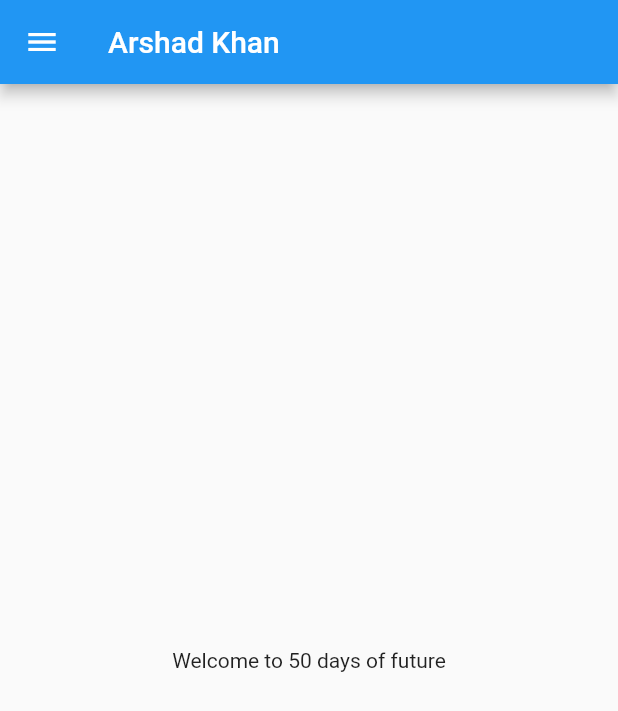
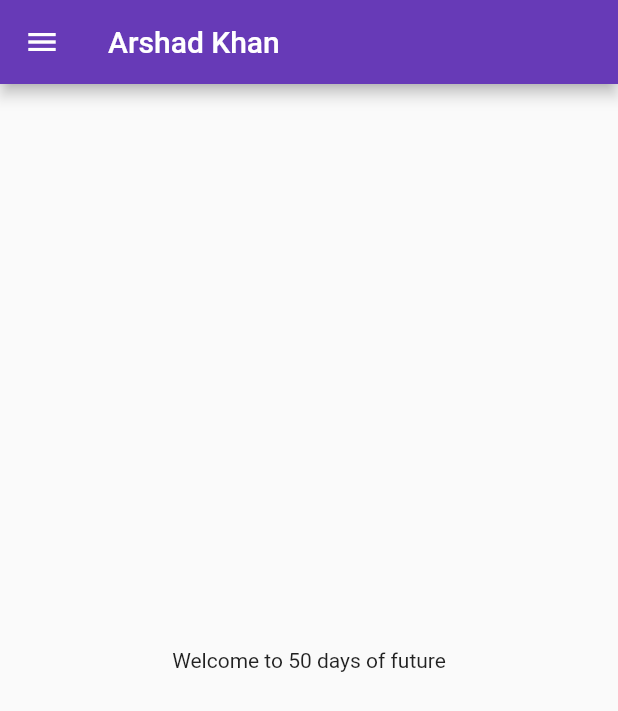
Before and after one commit to arshadali104/30-Nights-flutter-course, a Flutter app: the screen it shows after launch, on a phone screen of 412 x 824 dp. Shown: the top 711 px of the screen. Run offline on Flutter 3.47's test engine with Material 2 defaults, Android fonts, the light colour scheme and no system bars.

Commit message:
night3 completed

```diff
--- a/lib/main.dart
+++ b/lib/main.dart
@@ -1,5 +1,6 @@
 import 'package:flutter/material.dart';
-import 'package:flutter_cat1/home_page.dart';
+import 'package:flutter_cat1/Pages/home_page.dart';
+import 'package:flutter_cat1/Pages/login_page.dart';
 void main() {
   runApp(MyApp());
 }
@@ -11,7 +12,18 @@ class MyApp extends StatelessWidget {
   Widget build(BuildContext context) {
 
     return MaterialApp(
-      home:homePage(),
+      // home:homePage(),
+      themeMode: ThemeMode.light,
+      theme: ThemeData(primarySwatch: Colors.deepPurple),
+      darkTheme: ThemeData(
+        brightness: Brightness.light
+      ),
+      initialRoute: "/home",
+      routes:{
+        "/":(context)=>LoginPage(),
+        "/home":(context)=>homePage(),
+        "/login":(context)=>LoginPage(),
+      } ,
     );
   }
 }
```
Also changed, not shown: lib/Pages/login_page.dart (added, +11 -0 lines), lib/Pages/home_page.dart (renamed from lib/home_page.dart).
